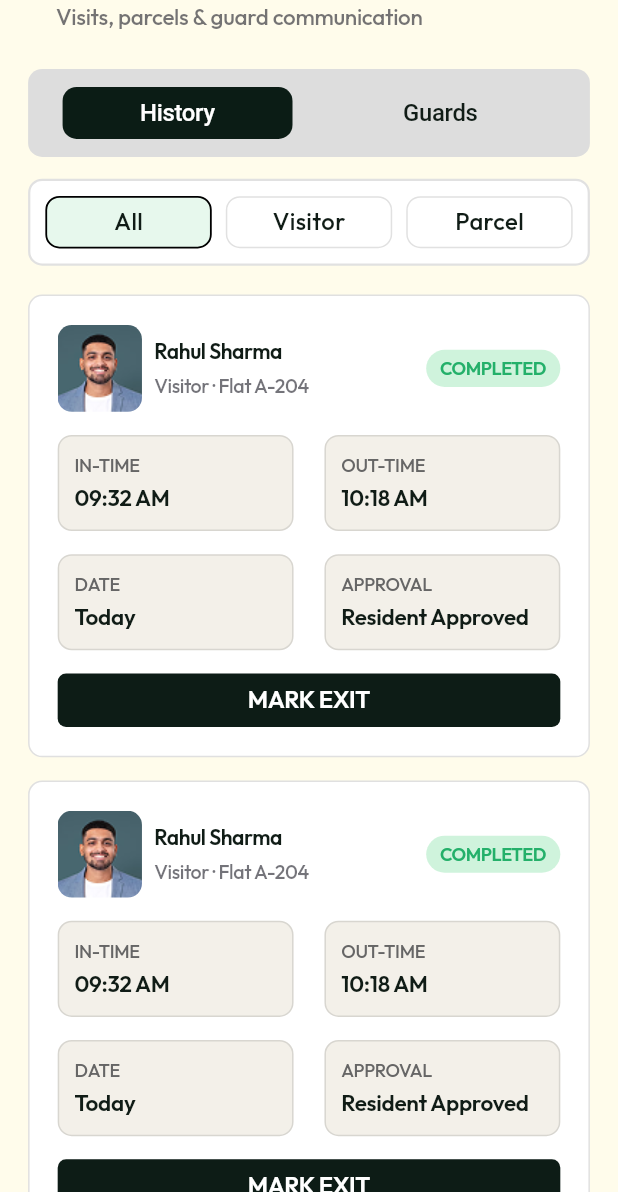
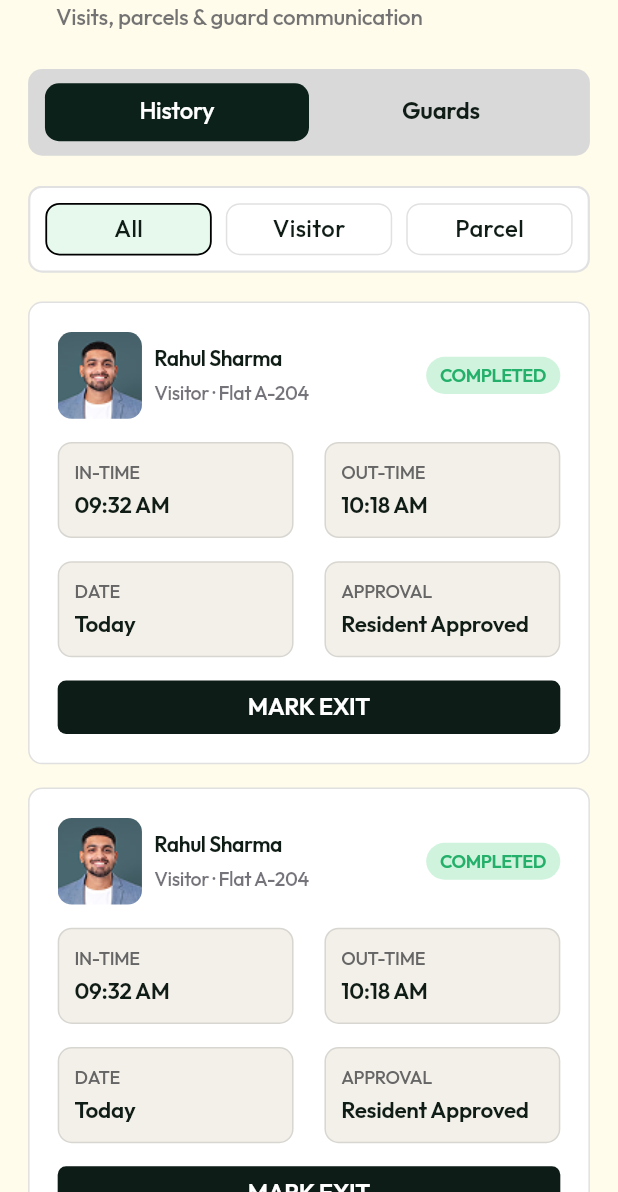
Before and after one commit to sajivddinGlobally/Association_Or_Resident_App, a Flutter app: the Guaredhistoryscreen screen opened directly, on a phone screen of 412 x 824 dp, the part 44-1236 px from its top. Run offline on Flutter 3.47's test engine with Material 3 defaults, Android fonts, the phone set to English and light mode, and no system bars; our stand-ins replace dio, fl_chart, flutter_riverpod, flutter_screenutil, google_fonts, hive and 8 more; missing offline and left inert: svg_flutter; accounts and stored records are empty; generated files the repository leaves out were written again; project files that could hold a hidden picture were left out.

Commit message:
new code pull

```diff
--- a/lib/GuardScreen/GuardBottomScreen/GuardHistoryScreen/GuaredHistoryScreen.dart
+++ b/lib/GuardScreen/GuardBottomScreen/GuardHistoryScreen/GuaredHistoryScreen.dart
@@ -11,10 +11,179 @@ class Guaredhistoryscreen extends StatefulWidget {
   State<Guaredhistoryscreen> createState() => _GuaredhistoryscreenState();
 }
 
-class _GuaredhistoryscreenState extends State<Guaredhistoryscreen> {
+class _GuaredhistoryscreenState extends State<Guaredhistoryscreen>
+    with SingleTickerProviderStateMixin {
   int selectedIndex = 0;
+
+  late TabController _tabController;
+
+  @override
+  void initState() {
+    super.initState();
+
+    _tabController = TabController(length: 2, vsync: this);
+  }
+
+  @override
+  void dispose() {
+    _tabController.dispose();
+    super.dispose();
+  }
+
+  @override
+  Widget build(BuildContext context) {
+    return Scaffold(
+      backgroundColor: AppColors.scaffoldBg,
+      appBar: AppBar(
+        backgroundColor: AppColors.scaffoldBg,
+        automaticallyImplyLeading: false,
+        titleSpacing: 20.w,
+        title: Align(
+          alignment: Alignment.centerLeft,
+          child: Row(
+            children: [
+              SizedBox(width: 20.w),
+              Column(
+                mainAxisAlignment: MainAxisAlignment.center,
+                crossAxisAlignment: CrossAxisAlignment.start,
+                children: [
+                  Text(
+                    "History & Communication",
+                    style: GoogleFonts.outfit(
+                      fontSize: 19.sp,
+                      fontWeight: FontWeight.w600,
+                      color: AppColors.heading,
+                      letterSpacing: -0.3,
+                    ),
+                  ),
+                  SizedBox(height: 2.h),
+                  Text(
+                    "Visits, parcels & guard communication",
+                    style: GoogleFonts.outfit(
+                      fontSize: 16.sp,
+                      fontWeight: FontWeight.w500,
+                      color: const Color.fromRGBO(42, 41, 51, 0.65),
+                      letterSpacing: -0.2,
+                    ),
+                  ),
+                ],
+              ),
+            ],
+          ),
+        ),
+      ),
+      body: Padding(
+        padding: EdgeInsetsGeometry.symmetric(horizontal: 20.w),
+        child: Column(
+          children: [
+            SizedBox(height: 20.h),
+            // Container(
+            //   width: double.infinity,
+            //   padding: const EdgeInsets.all(12),
+            //   decoration: BoxDecoration(
+            //     color: const Color(0xffDDDDDD),
+            //     borderRadius: BorderRadius.circular(10.r),
+            //   ),
+            //   child: Row(
+            //     children: [
+            //       Expanded(child: _tabButton(title: "History", index: 0)),
+
+            //       Expanded(child: _tabButton(title: "Guards", index: 1)),
+            //     ],
+            //   ),
+            // ),
+            Container(
+              height: 60.h,
+              padding: EdgeInsets.symmetric(horizontal: 12.w, vertical: 10.h),
+              decoration: BoxDecoration(
+                color: const Color(0xffD9D9D9),
+                borderRadius: BorderRadius.circular(10.r),
+              ),
+              child: TabBar(
+                controller: _tabController,
+                indicatorSize: TabBarIndicatorSize.tab,
+                indicator: BoxDecoration(
+                  color: const Color(0xff0B211A),
+                  borderRadius: BorderRadius.circular(10.r),
+                ),
+
+                dividerColor: Colors.transparent,
+                labelPadding: EdgeInsets.zero,
+                labelColor: Colors.white,
+                unselectedLabelColor: AppColors.heading,
+
+                labelStyle: GoogleFonts.outfit(
+                  fontSize: 17.sp,
+                  letterSpacing: -0.2,
+                  fontWeight: FontWeight.w500,
+                ),
+
+                unselectedLabelStyle: GoogleFonts.outfit(
+                  fontSize: 17.sp,
+                  letterSpacing: -0.2,
+                  fontWeight: FontWeight.w600,
+                ),
+
+                tabs: [
+                  Tab(text: "History"),
+                  Tab(text: "Guards"),
+                ],
+              ),
+            ),
+            const SizedBox(height: 20),
+            Expanded(
+              child: TabBarView(
+                controller: _tabController,
+                children: [HistoryTab(), GuardsTab()],
+              ),
+            ),
+          ],
+        ),
+      ),
+    );
+  }
+
+  // Widget _tabButton({required String title, required int index}) {
+  //   final bool isSelected = selectedIndex == index;
+
+  //   return GestureDetector(
+  //     onTap: () {
+  //       setState(() {
+  //         selectedIndex = index;
+  //       });
+  //     },
+  //     child: AnimatedContainer(
+  //       duration: const Duration(milliseconds: 200),
+  //       height: 36.h,
+  //       margin: const EdgeInsets.symmetric(horizontal: 11),
+  //       decoration: BoxDecoration(
+  //         color: isSelected ? const Color(0xff0B1C15) : Colors.transparent,
+  //         borderRadius: BorderRadius.circular(10.r),
+  //       ),
+  //       alignment: Alignment.center,
+  //       child: Text(
+  //         title,
+  //         style: TextStyle(
+  //           fontSize: 17.sp,
+  //           fontWeight: FontWeight.w500,
+  //           letterSpacing: -0.2,
+  //           color: isSelected ? Colors.white : const Color(0xff101C16),
+  //         ),
+  //       ),
+  //     ),
+  //   );
+  // }
+}
+
+class HistoryTab extends StatefulWidget {
+  const HistoryTab({super.key});
+
+  @override
+  State<HistoryTab> createState() => _HistoryTabState();
+}
+
+class _HistoryTabState extends State<HistoryTab> {
   int index = 0;
-
   void showExitRecordedPopup(BuildContext context) {
     showDialog(
       context: context,
@@ -23,7 +192,7 @@ class _GuaredhistoryscreenState extends State<Guaredhistoryscreen> {
       builder: (context) {
         return Dialog(
           backgroundColor: Colors.transparent,
-          insetPadding: EdgeInsets.symmetric(horizontal: 6.w),
+          insetPadding: EdgeInsets.symmetric(horizontal: 20.w),
           child: Container(
             width: double.infinity,
             padding: EdgeInsets.symmetric(vertical: 28.h, horizontal: 40.w),
@@ -190,77 +359,16 @@ class _GuaredhistoryscreenState extends State<Guaredhistoryscreen> {
 
   @override
   Widget build(BuildContext context) {
-    return Scaffold(
-      backgroundColor: AppColors.scaffoldBg,
-      appBar: AppBar(
-        backgroundColor: AppColors.scaffoldBg,
-        automaticallyImplyLeading: false,
-        titleSpacing: 20.w,
-        title: Align(
-          alignment: Alignment.centerLeft,
-          child: Row(
-            children: [
-              SizedBox(width: 20.w),
-              Column(
-                mainAxisAlignment: MainAxisAlignment.center,
+    return SingleChildScrollView(
+      child: Column(
         crossAxisAlignment: CrossAxisAlignment.start,
         children: [
-                  Text(
-                    "History & Communication",
-                    style: GoogleFonts.outfit(
-                      fontSize: 19.sp,
-                      fontWeight: FontWeight.w600,
-                      color: AppColors.heading,
-                      letterSpacing: -0.3,
-                    ),
-                  ),
-                  SizedBox(height: 2.h),
-                  Text(
-                    "Visits, parcels & guard communication",
-                    style: GoogleFonts.outfit(
-                      fontSize: 16.sp,
-                      fontWeight: FontWeight.w500,
-                      color: const Color.fromRGBO(42, 41, 51, 0.65),
-                      letterSpacing: -0.2,
-                    ),
-                  ),
-                ],
-              ),
-            ],
-          ),
-        ),
-      ),
-      body: SingleChildScrollView(
-        child: Padding(
-          padding: EdgeInsetsGeometry.symmetric(horizontal: 20.w),
-          child: Column(
-            children: [
-              SizedBox(height: 20.h),
-              Container(
-                width: double.infinity,
-                padding: const EdgeInsets.all(12),
-                decoration: BoxDecoration(
-                  color: const Color(0xffDDDDDD),
-                  borderRadius: BorderRadius.circular(10.r),
-                ),
-                child: Row(
-                  children: [
-                    Expanded(child: _tabButton(title: "History", index: 0)),
-
-                    Expanded(child: _tabButton(title: "Guards", index: 1)),
-                  ],
-                ),
-              ),
-              SizedBox(height: 15.h),
           Container(
             padding: EdgeInsets.all(10),
             decoration: BoxDecoration(
               color: Colors.white,
               borderRadius: BorderRadius.circular(10.r),
-                  border: Border.all(
-                    color: const Color(0xffE1E1E1),
-                    width: 1.5,
-                  ),
+              border: Border.all(color: const Color(0xffE1E1E1), width: 1.5),
             ),
             child: Row(
               children: [
@@ -332,7 +440,6 @@ class _GuaredhistoryscreenState extends State<Guaredhistoryscreen> {
                     ),
                   ),
                 ),
-
                 SizedBox(width: 10.w),
                 Expanded(
                   child: GestureDetector(
@@ -378,17 +485,11 @@ class _GuaredhistoryscreenState extends State<Guaredhistoryscreen> {
             itemBuilder: (context, index) {
               return Container(
                 margin: EdgeInsets.only(bottom: 16.h),
-                    padding: EdgeInsets.symmetric(
-                      horizontal: 20.w,
-                      vertical: 20.h,
-                    ),
+                padding: EdgeInsets.symmetric(horizontal: 20.w, vertical: 20.h),
                 decoration: BoxDecoration(
                   color: Colors.white,
                   borderRadius: BorderRadius.circular(10.r),
-                      border: Border.all(
-                        color: const Color(0xFFE0E0E0),
-                        width: 1,
-                      ),
+                  border: Border.all(color: const Color(0xFFE0E0E0), width: 1),
                 ),
                 child: Column(
                   children: [
@@ -424,12 +525,7 @@ class _GuaredhistoryscreenState extends State<Guaredhistoryscreen> {
                                 style: GoogleFonts.outfit(
                                   fontSize: 14.sp,
                                   fontWeight: FontWeight.w500,
-                                      color: const Color.fromRGBO(
-                                        42,
-                                        41,
-                                        51,
-                                        0.65,
-                                      ),
+                                  color: const Color.fromRGBO(42, 41, 51, 0.65),
                                   letterSpacing: -0.3,
                                 ),
                               ),
@@ -485,10 +581,7 @@ class _GuaredhistoryscreenState extends State<Guaredhistoryscreen> {
                     Row(
                       children: [
                         Expanded(
-                              child: _visitInfoCard(
-                                title: 'DATE',
-                                value: 'Today',
-                              ),
+                          child: _visitInfoCard(title: 'DATE', value: 'Today'),
                         ),
 
                         SizedBox(width: 22.w),
@@ -535,39 +628,6 @@ class _GuaredhistoryscreenState extends State<Guaredhistoryscreen> {
           ),
         ],
       ),
-        ),
-      ),
-    );
-  }
-
-  Widget _tabButton({required String title, required int index}) {
-    final bool isSelected = selectedIndex == index;
-
-    return GestureDetector(
-      onTap: () {
-        setState(() {
-          selectedIndex = index;
-        });
-      },
-      child: AnimatedContainer(
-        duration: const Duration(milliseconds: 200),
-        height: 36.h,
-        margin: const EdgeInsets.symmetric(horizontal: 11),
-        decoration: BoxDecoration(
-          color: isSelected ? const Color(0xff0B1C15) : Colors.transparent,
-          borderRadius: BorderRadius.circular(10.r),
-        ),
-        alignment: Alignment.center,
-        child: Text(
-          title,
-          style: TextStyle(
-            fontSize: 17.sp,
-            fontWeight: FontWeight.w500,
-            letterSpacing: -0.2,
-            color: isSelected ? Colors.white : const Color(0xff101C16),
-          ),
-        ),
-      ),
     );
   }
 
@@ -609,3 +669,124 @@ class _GuaredhistoryscreenState extends State<Guaredhistoryscreen> {
     );
   }
 }
+
+class GuardsTab extends StatelessWidget {
+  const GuardsTab({super.key});
+
+  @override
+  Widget build(BuildContext context) {
+    return SingleChildScrollView(
+      child: Column(
+        crossAxisAlignment: CrossAxisAlignment.start,
+        children: [
+          Text(
+            "Guards on Duty",
+            style: GoogleFonts.outfit(
+              fontSize: 16.sp,
+              fontWeight: FontWeight.w500,
+              color: AppColors.heading,
+              letterSpacing: -0.2,
+            ),
+          ),
+          SizedBox(height: 16.h),
+          ListView.builder(
+            shrinkWrap: true,
+            itemCount: 4,
+            itemBuilder: (context, index) {
+              return Container(
+                margin: EdgeInsets.only(bottom: 10.h),
+                width: double.infinity,
+                padding: EdgeInsets.symmetric(horizontal: 10.w, vertical: 14.h),
+                decoration: BoxDecoration(
+                  color: Colors.white,
+                  borderRadius: BorderRadius.circular(12.r),
+                  border: Border.all(color: const Color(0xffE1E1E1), width: 1),
+                ),
+                child: Row(
+                  children: [
+                    Container(
+                      height: 42.h,
+                      width: 42.w,
+                      decoration: BoxDecoration(
+                        color: const Color(0xffEEEEEE),
+                        borderRadius: BorderRadius.circular(10.r),
+                      ),
+                      child: Center(
+                        child: Text("👮", style: TextStyle(fontSize: 20.sp)),
+                      ),
+                    ),
+
+                    SizedBox(width: 10.w),
+                    Expanded(
+                      child: Column(
+                        crossAxisAlignment: CrossAxisAlignment.start,
+                        mainAxisAlignment: MainAxisAlignment.center,
+                        children: [
+                          Text(
+                            "Rakesh Kumar",
+                            style: GoogleFonts.outfit(
+                              fontSize: 16.sp,
+                              fontWeight: FontWeight.w500,
+                              color: AppColors.heading,
+                              letterSpacing: -0.2,
+                            ),
+                          ),
+
+                          SizedBox(height: 2.h),
+
+                          Text(
+                            "Main Gate · Online",
+                            style: GoogleFonts.outfit(
+                              fontSize: 14.sp,
+                              fontWeight: FontWeight.w500,
+                              color: const Color(0xff555555),
+                              letterSpacing: -0.2,
+                            ),
+                          ),
+                        ],
+                      ),
+                    ),
+                    GestureDetector(
+                      onTap: () {},
+                      child: Container(
+                        height: 30.h,
+                        width: 30.w,
+                        decoration: BoxDecoration(
+                          color: const Color(0xff0B211A),
+                          borderRadius: BorderRadius.circular(6.r),
+                        ),
+                        child: Icon(
+                          Icons.phone_outlined,
+                          color: Colors.white,
+                          size: 18.sp,
+                        ),
+                      ),
+                    ),
+
+                    SizedBox(width: 6.w),
+                    GestureDetector(
+                      onTap: () {},
+                      child: Container(
+                        height: 30.h,
+                        width: 30.w,
+                        decoration: BoxDecoration(
+                          color: const Color(0xff0B211A),
+                          borderRadius: BorderRadius.circular(6.r),
+                        ),
+                        child: Icon(
+                          Icons.chat_bubble_outline,
+                          color: Colors.white,
+                          size: 18.sp,
+                        ),
+                      ),
+                    ),
+                  ],
+                ),
+              );
+            },
+          ),
+        ],
+      ),
+    );
+  }
+}
```
Lines whose indentation alone changed are shown as unchanged.
